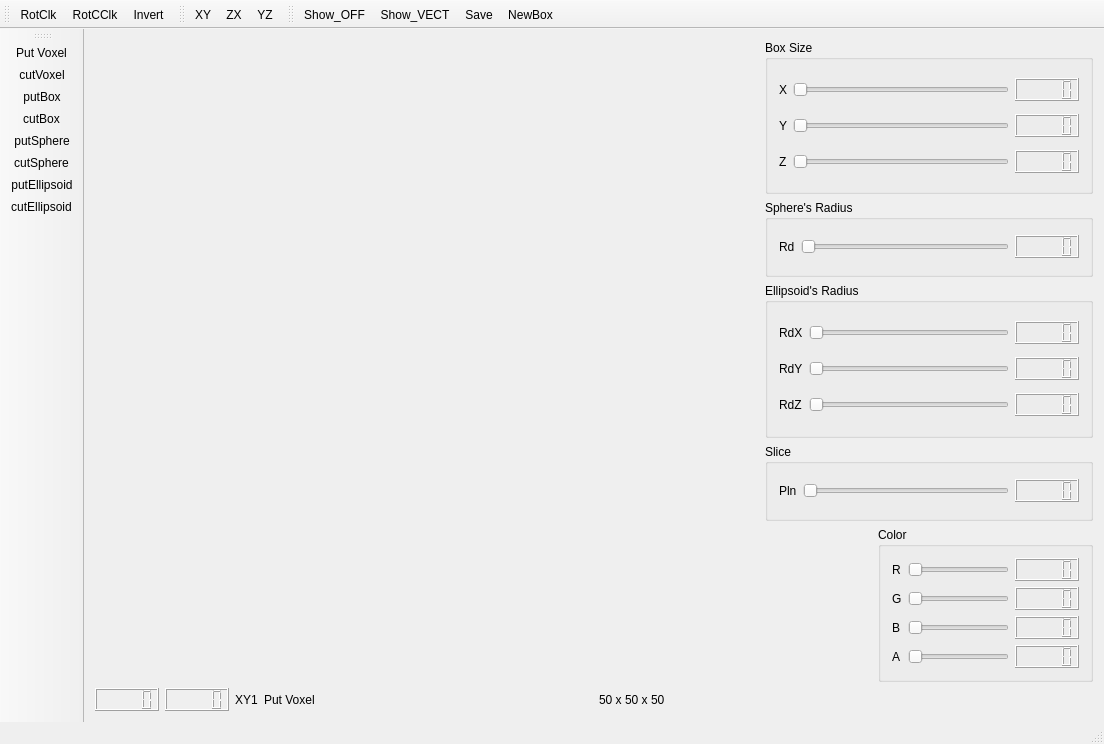
First picture: the form in Escultor3D/mainwindow.ui, repository Lufec/Escultor3D, before the edit.
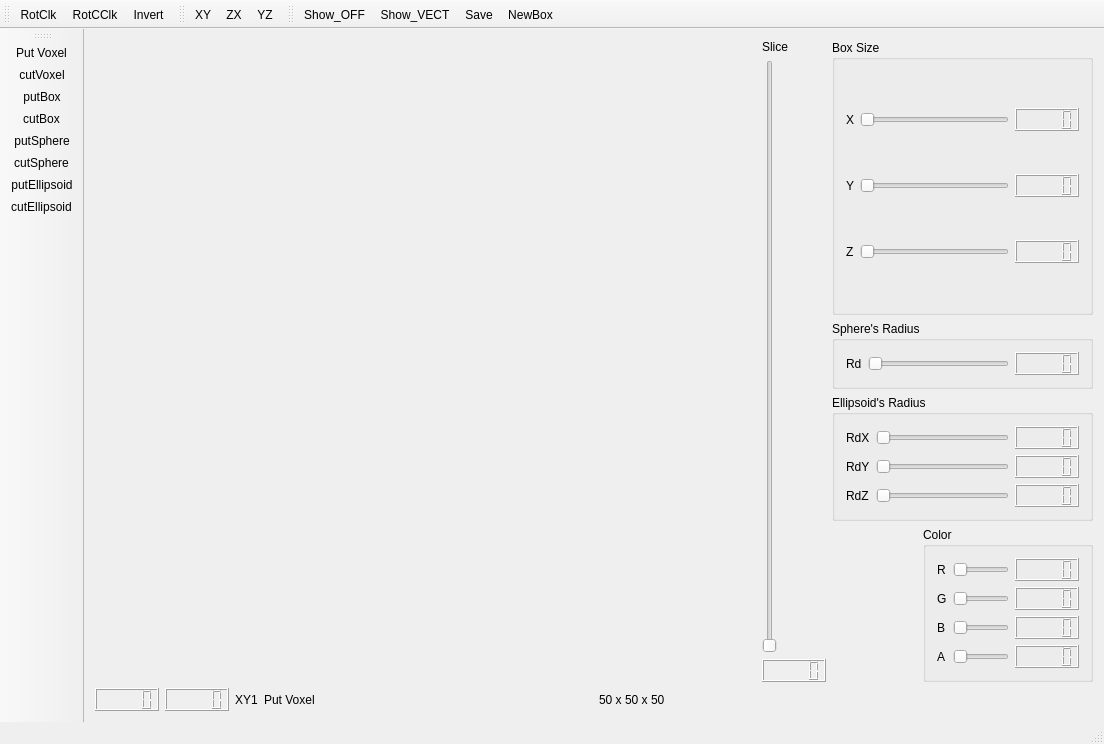
Second picture: the form after the edit. Icons and pictures are not drawn. Custom widgets are drawn as their Qt base class.

```diff
--- a/Escultor3D/mainwindow.ui
+++ b/Escultor3D/mainwindow.ui
@@ -22,86 +22,44 @@
   <widget class="QWidget" name="centralWidget">
    <layout class="QGridLayout" name="gridLayout_12">
     <item row="0" column="0">
-     <layout class="QGridLayout" name="gridLayout_10">
+     <layout class="QGridLayout" name="gridLayout_11" columnstretch="60,30">
       <item row="0" column="0">
-       <layout class="QGridLayout" name="gridLayout_11" columnstretch="60,30">
-        <property name="horizontalSpacing">
-         <number>15</number>
+       <widget class="Plotter" name="widgetPlotter" native="true">
+        <property name="minimumSize">
+         <size>
+          <width>471</width>
+          <height>431</height>
+         </size>
         </property>
+       </widget>
+      </item>
+      <item row="0" column="1">
+       <layout class="QGridLayout" name="gridLayout_4">
         <item row="0" column="0">
-         <widget class="Plotter" name="widgetPlotter" native="true">
-          <property name="minimumSize">
-           <size>
-            <width>471</width>
-            <height>431</height>
-           </size>
-          </property>
-         </widget>
+         <layout class="QGridLayout" name="gridLayout_10" rowstretch="0,0,0">
+          <item row="0" column="0">
+           <widget class="QLabel" name="label_8">
+            <property name="text">
+             <string>Slice</string>
+            </property>
+           </widget>
+          </item>
+          <item row="1" column="0">
+           <widget class="QSlider" name="horizontalSliderSlice">
+            <property name="orientation">
+             <enum>Qt::Vertical</enum>
+            </property>
+           </widget>
+          </item>
+          <item row="2" column="0">
+           <widget class="QLCDNumber" name="lcdNumber_8"/>
+          </item>
+         </layout>
         </item>
         <item row="0" column="1">
          <layout class="QGridLayout" name="gridLayout_8">
           <item row="0" column="0">
-           <layout class="QGridLayout" name="gridLayout_6" rowstretch="10,5,10,5">
-            <item row="0" column="0">
-             <widget class="QGroupBox" name="groupBox">
-              <property name="title">
-               <string>Box Size</string>
-              </property>
-              <layout class="QGridLayout" name="gridLayout">
-               <item row="0" column="0">
-                <widget class="QLabel" name="label">
-                 <property name="text">
-                  <string>X</string>
-                 </property>
-                </widget>
-               </item>
-               <item row="0" column="1">
-                <widget class="QSlider" name="horizontalSliderX">
-                 <property name="orientation">
-                  <enum>Qt::Horizontal</enum>
-                 </property>
-                </widget>
-               </item>
-               <item row="0" column="2">
-                <widget class="QLCDNumber" name="lcdNumber"/>
-               </item>
-               <item row="1" column="0">
-                <widget class="QLabel" name="label_2">
-                 <property name="text">
-                  <string>Y</string>
-                 </property>
-                </widget>
-               </item>
-               <item row="1" column="1">
-                <widget class="QSlider" name="horizontalSliderY">
-                 <property name="orientation">
-                  <enum>Qt::Horizontal</enum>
-                 </property>
-                </widget>
-               </item>
-               <item row="1" column="2">
-                <widget class="QLCDNumber" name="lcdNumber_2"/>
-               </item>
-               <item row="2" column="0">
-                <widget class="QLabel" name="label_3">
-                 <property name="text">
-                  <string>Z</string>
-                 </property>
-                </widget>
-               </item>
-               <item row="2" column="1">
-                <widget class="QSlider" name="horizontalSliderZ">
-                 <property name="orientation">
-                  <enum>Qt::Horizontal</enum>
-                 </property>
-                </widget>
-               </item>
-               <item row="2" column="2">
-                <widget class="QLCDNumber" name="lcdNumber_3"/>
-               </item>
-              </layout>
-             </widget>
-            </item>
+           <layout class="QGridLayout" name="gridLayout_6" rowstretch="10,0,0">
             <item row="1" column="0">
              <widget class="QGroupBox" name="groupBox_3">
               <property name="title">
@@ -188,28 +146,62 @@
               </layout>
              </widget>
             </item>
-            <item row="3" column="0">
-             <widget class="QGroupBox" name="groupBox_5">
+            <item row="0" column="0">
+             <widget class="QGroupBox" name="groupBox">
               <property name="title">
-               <string>Slice</string>
+               <string>Box Size</string>
               </property>
-              <layout class="QGridLayout" name="gridLayout_4">
+              <layout class="QGridLayout" name="gridLayout">
                <item row="0" column="0">
-                <widget class="QLabel" name="label_8">
+                <widget class="QLabel" name="label">
                  <property name="text">
-                  <string>Pln</string>
+                  <string>X</string>
+                 </property>
+                </widget>
+               </item>
+               <item row="2" column="0">
+                <widget class="QLabel" name="label_3">
+                 <property name="text">
+                  <string>Z</string>
                  </property>
                 </widget>
                </item>
                <item row="0" column="1">
-                <widget class="QSlider" name="horizontalSliderSlice">
+                <widget class="QSlider" name="horizontalSliderX">
                  <property name="orientation">
                   <enum>Qt::Horizontal</enum>
                  </property>
                 </widget>
                </item>
                <item row="0" column="2">
-                <widget class="QLCDNumber" name="lcdNumber_8"/>
+                <widget class="QLCDNumber" name="lcdNumber"/>
+               </item>
+               <item row="2" column="2">
+                <widget class="QLCDNumber" name="lcdNumber_3"/>
+               </item>
+               <item row="1" column="0">
+                <widget class="QLabel" name="label_2">
+                 <property name="text">
+                  <string>Y</string>
+                 </property>
+                </widget>
+               </item>
+               <item row="2" column="1">
+                <widget class="QSlider" name="horizontalSliderZ">
+                 <property name="orientation">
+                  <enum>Qt::Horizontal</enum>
+                 </property>
+                </widget>
+               </item>
+               <item row="1" column="2">
+                <widget class="QLCDNumber" name="lcdNumber_2"/>
+               </item>
+               <item row="1" column="1">
+                <widget class="QSlider" name="horizontalSliderY">
+                 <property name="orientation">
+                  <enum>Qt::Horizontal</enum>
+                 </property>
+                </widget>
                </item>
               </layout>
              </widget>
@@ -307,8 +299,12 @@
         </item>
        </layout>
       </item>
-      <item row="1" column="0">
-       <layout class="QGridLayout" name="gridLayout_9" columnstretch="0,0,0,0,2">
+     </layout>
+    </item>
+    <item row="1" column="0">
+     <layout class="QGridLayout" name="gridLayout_9" columnstretch="0,0,0,0,2">
+      <item row="0" column="0">
+       <layout class="QGridLayout" name="gridLayout_14">
         <item row="0" column="0">
          <layout class="QGridLayout" name="gridLayout_14">
           <item row="0" column="0">
```
Left out of the diff: 360 changed lines with no effect on the pictures.
